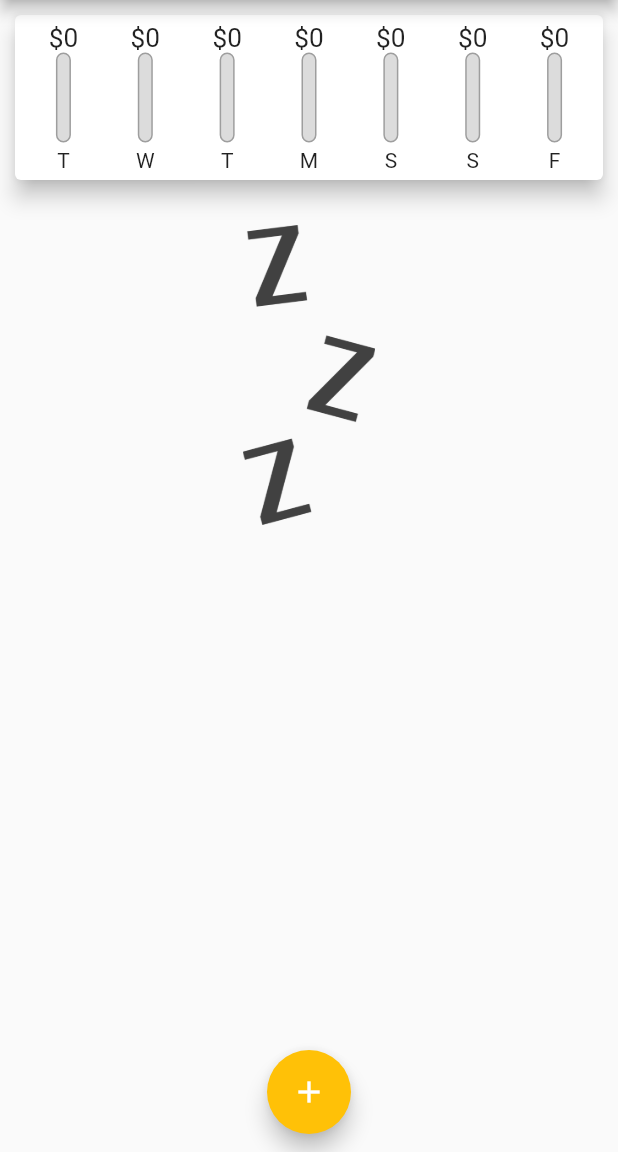
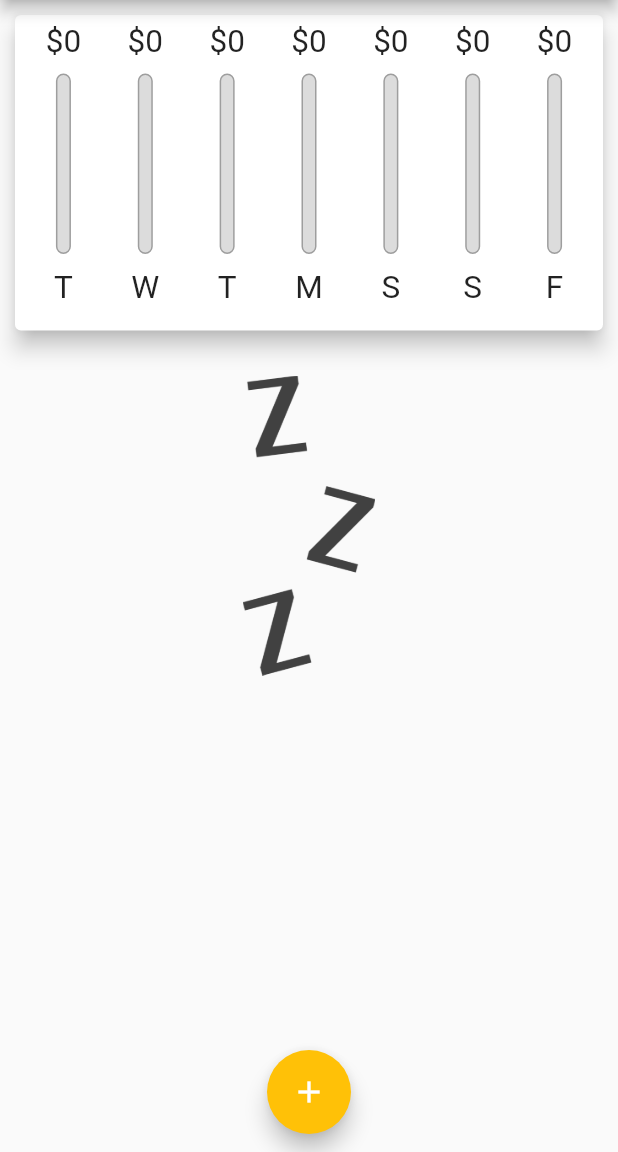
Before and after one commit to RostyslavHavuka/Personal-expenses-app, a Flutter app: the screen it shows after launch, on a phone screen of 412 x 824 dp, the part 84-1236 px from its top. Run offline on Flutter 3.47's test engine with Material 2 defaults, Android fonts, the phone set to English and light mode, and no system bars.

Commit message:
change static values to resonsive

```diff
--- a/lib/main.dart
+++ b/lib/main.dart
@@ -71,14 +71,15 @@ class _MyAppState extends State<MyApp> {
 
   @override
   Widget build(BuildContext context) {
+    final AppBar _appBar = AppBar(
+      title: const Text('Personal Expenses'),
+      actions: [
+        IconButton(onPressed: () => _startAddNewTransaction(context), icon: const Icon(Icons.add)),
+      ],
+    );
+
     return Scaffold(
-      appBar: AppBar(
-        title: const Text('Personal Expenses'),
-        actions: [
-          IconButton(
-              onPressed: () => _startAddNewTransaction(context), icon: const Icon(Icons.add)),
-        ],
-      ),
+      appBar: _appBar,
       floatingActionButton: FloatingActionButton(
         onPressed: () => _startAddNewTransaction(context),
         child: const Icon(Icons.add),
@@ -87,10 +88,21 @@ class _MyAppState extends State<MyApp> {
       body: SingleChildScrollView(
         child: Column(
           children: <Widget>[
-            Chart(recentTransactions: _recentTrancations),
-            TransactionList(
-              userTransactions: _userTransactions,
-              deleteTransaction: _deleteTransaction,
+            Container(
+                height: (MediaQuery.of(context).size.height -
+                        _appBar.preferredSize.height -
+                        MediaQuery.of(context).padding.top) *
+                    0.3,
+                child: Chart(recentTransactions: _recentTrancations)),
+            Container(
+              height: (MediaQuery.of(context).size.height -
+                      _appBar.preferredSize.height -
+                      MediaQuery.of(context).padding.top) *
+                  0.8,
+              child: TransactionList(
+                userTransactions: _userTransactions,
+                deleteTransaction: _deleteTransaction,
+              ),
             )
           ],
         ),
--- a/lib/widgets/chart_bar.dart
+++ b/lib/widgets/chart_bar.dart
@@ -14,12 +14,18 @@ class ChartBar extends StatelessWidget {
 
   @override
   Widget build(BuildContext context) {
+    return LayoutBuilder(builder: (context, constraints) {
       return Column(
         children: [
-        Container(
-            height: 20, child: FittedBox(child: Text('\$${spendingAmount.toStringAsFixed(0)}'))),
-        Container(
-          height: 60,
+          SizedBox(
+            height: constraints.maxHeight * 0.12,
+            child: FittedBox(
+              child: Text('\$${spendingAmount.toStringAsFixed(0)}'),
+            ),
+          ),
+          SizedBox(height: constraints.maxHeight * 0.05),
+          SizedBox(
+            height: constraints.maxHeight * 0.6,
             width: 10,
             child: Stack(
               children: [
@@ -40,9 +46,13 @@ class ChartBar extends StatelessWidget {
               ],
             ),
           ),
-        const SizedBox(height: 4),
-        Text(label)
+          SizedBox(height: constraints.maxHeight * 0.05),
+          SizedBox(
+            height: constraints.maxHeight * 0.12,
+            child: FittedBox(child: Text(label)),
+          )
         ],
       );
+    });
   }
 }
--- a/lib/widgets/transaction_list.dart
+++ b/lib/widgets/transaction_list.dart
@@ -10,9 +10,7 @@ class TransactionList extends StatelessWidget {
 
   @override
   Widget build(BuildContext context) {
-    return Container(
-      height: 450,
-      child: userTransactions.isEmpty
+    return userTransactions.isEmpty
         ? Column(
             children: [
               const SizedBox(height: 20),
@@ -52,7 +50,6 @@ class TransactionList extends StatelessWidget {
                 ),
               );
             },
-            ),
           );
   }
 }
```
Lines whose indentation alone changed are shown as unchanged.
